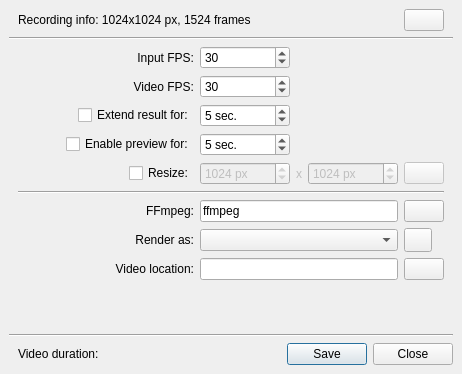
Above: plugins/dockers/recorder/recorder_export.ui from KDE/krita before the change. Below: the same form after it.
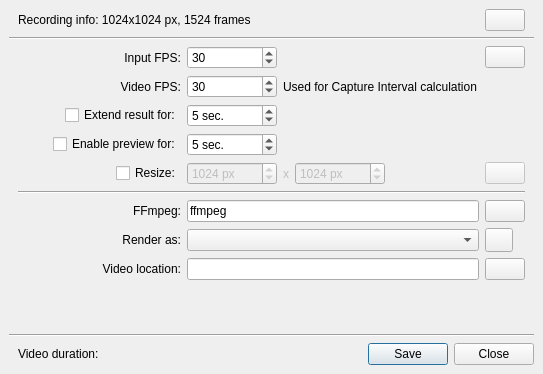
That is the form after the change. Icons and pictures are not drawn.

Commit message:
Add realtime mode label and lock FPS Button to export GUI
- Show labelRealTimeCaptureNotion depending on the realTimeCaptureMode
flag
- With the lockFps Button active, the input FPS and the FPS value
are locked to the same value (in real time mode, this makes more sense
than individual values, but the user can unlock the button)
- Set lockFps Button automatically, if real time capture mode was just
switched on

```diff
--- a/plugins/dockers/recorder/recorder_export.ui
+++ b/plugins/dockers/recorder/recorder_export.ui
@@ -10,7 +10,7 @@
    <rect>
     <x>0</x>
     <y>0</y>
-    <width>462</width>
+    <width>543</width>
     <height>374</height>
    </rect>
   </property>
@@ -146,7 +146,7 @@
           </widget>
          </item>
          <item row="1" column="1">
-          <layout class="QHBoxLayout" name="layoutFps" stretch="0,1">
+          <layout class="QHBoxLayout" name="layoutFps" stretch="0,1,0">
            <item>
             <widget class="QSpinBox" name="spinFps">
              <property name="minimumSize">
@@ -169,6 +169,19 @@
              </property>
             </widget>
            </item>
+           <item>
+            <widget class="QLabel" name="labelRealTimeCaptureNotion">
+             <property name="layoutDirection">
+              <enum>Qt::LeftToRight</enum>
+             </property>
+             <property name="text">
+              <string>Used for Capture Interval calculation</string>
+             </property>
+             <property name="alignment">
+              <set>Qt::AlignLeading|Qt::AlignLeft|Qt::AlignVCenter</set>
+             </property>
+            </widget>
+           </item>
            <item>
             <spacer name="horizontalSpacer_11">
              <property name="orientation">
@@ -240,6 +253,23 @@
            </property>
           </widget>
          </item>
+         <item row="0" column="2">
+          <widget class="QPushButton" name="buttonLockFps">
+           <property name="toolTip">
+            <string>Use the same rate for Input FPS and Video FPS</string>
+           </property>
+           <property name="text">
+            <string/>
+           </property>
+           <property name="icon">
+            <iconset theme="lock">
+             <normaloff>.</normaloff>.</iconset>
+           </property>
+           <property name="checkable">
+            <bool>true</bool>
+           </property>
+          </widget>
+         </item>
          <item row="12" column="1">
           <widget class="QLineEdit" name="editVideoFilePath">
            <property name="minimumSize">
```
Left out of the diff: 1 changed line with no effect on the pictures. The commit also changes 6 other files.
